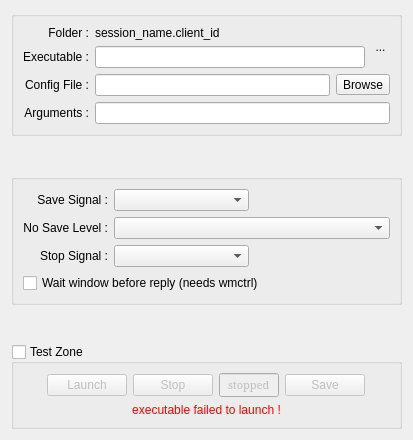
Old version of the form resources/ui/ray_hack_properties.ui in the repository Houston4444/RaySession.
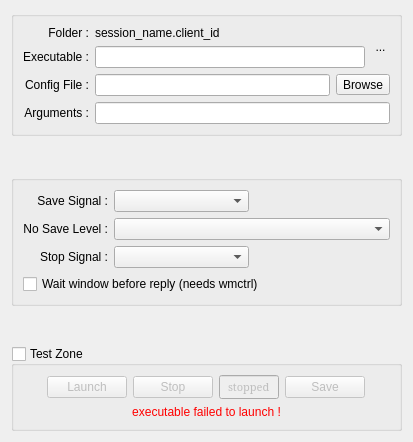
New version of the form. Icons and pictures are not drawn. Custom widgets are drawn as their Qt base class.

Commit message: fix some little bugs with ray-hack frame

The edit to the form file:
```diff
--- a/resources/ui/ray_hack_properties.ui
+++ b/resources/ui/ray_hack_properties.ui
@@ -7,7 +7,7 @@
     <x>0</x>
     <y>0</y>
     <width>413</width>
-    <height>440</height>
+    <height>442</height>
    </rect>
   </property>
   <property name="windowTitle">
```
Left out of the diff: 2 changed lines with no effect on the pictures. The commit also changes 1 other file.
